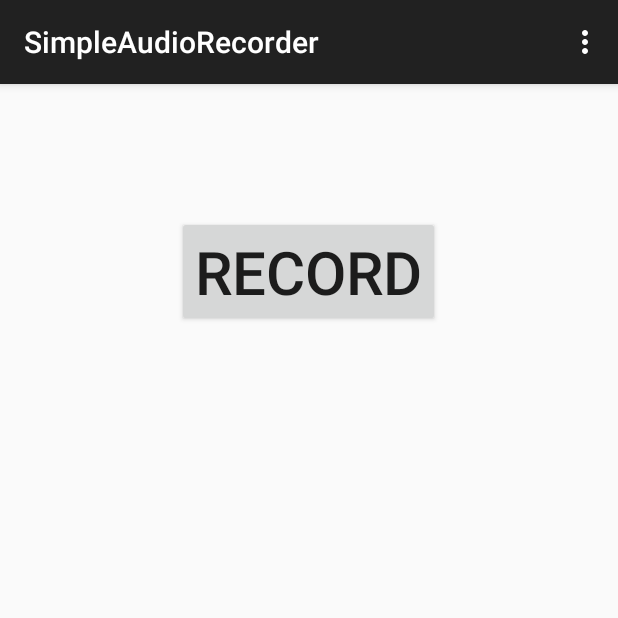
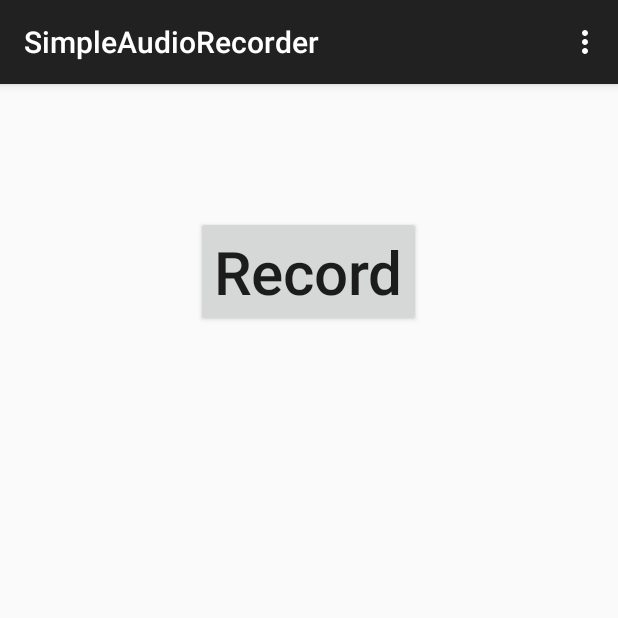
Before and after one commit to juffel/SimpleAudioRecorder, an Android app: the screen it shows after launch (RecordActivity), on a phone screen of 412 x 824 dp, the top half of it. Run offline under Robolectric (Android 15) with nearby library versions, the phone set to English and light mode, and no system bars.

Commit message:
strangely the buttons label appears capitalized, so i set allCaps=false

```diff
--- a/src/main/res/layout/activity_record.xml
+++ b/src/main/res/layout/activity_record.xml
@@ -9,10 +9,11 @@
         android:layout_width="wrap_content"
         android:layout_height="wrap_content"
         android:text="@string/button_record"
-        android:id="@+id/button"
+        android:id="@+id/button_record"
         android:layout_centerHorizontal="true"
         android:layout_marginTop="72dp"
         android:textSize="40dp"
+        android:textAllCaps="false"
         android:onClick="record" />
 
 </RelativeLayout>
```
